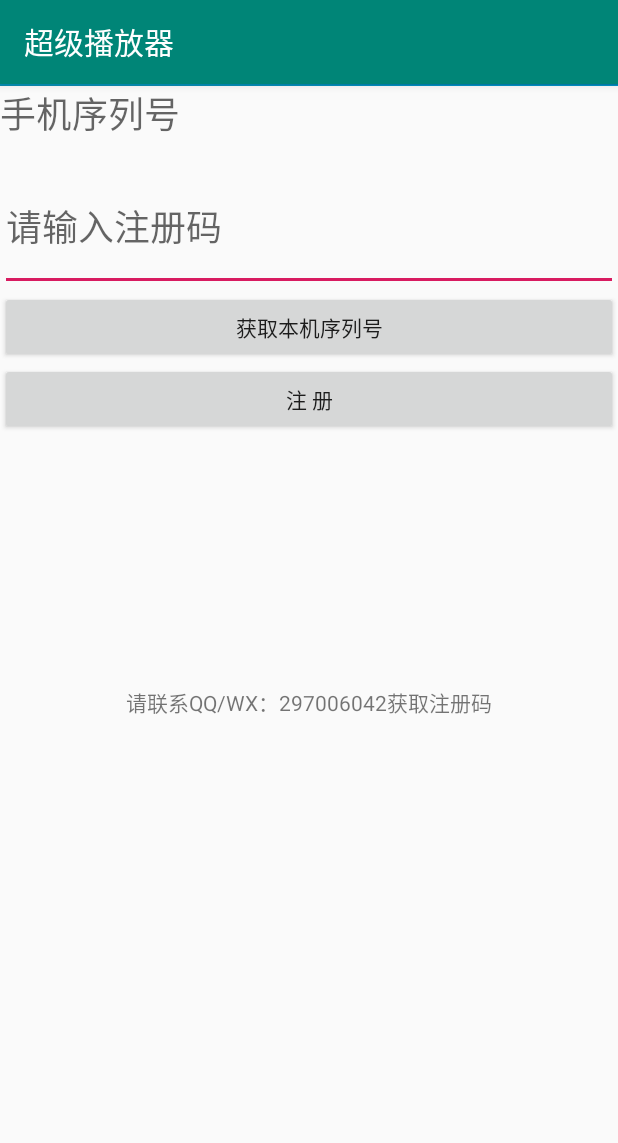
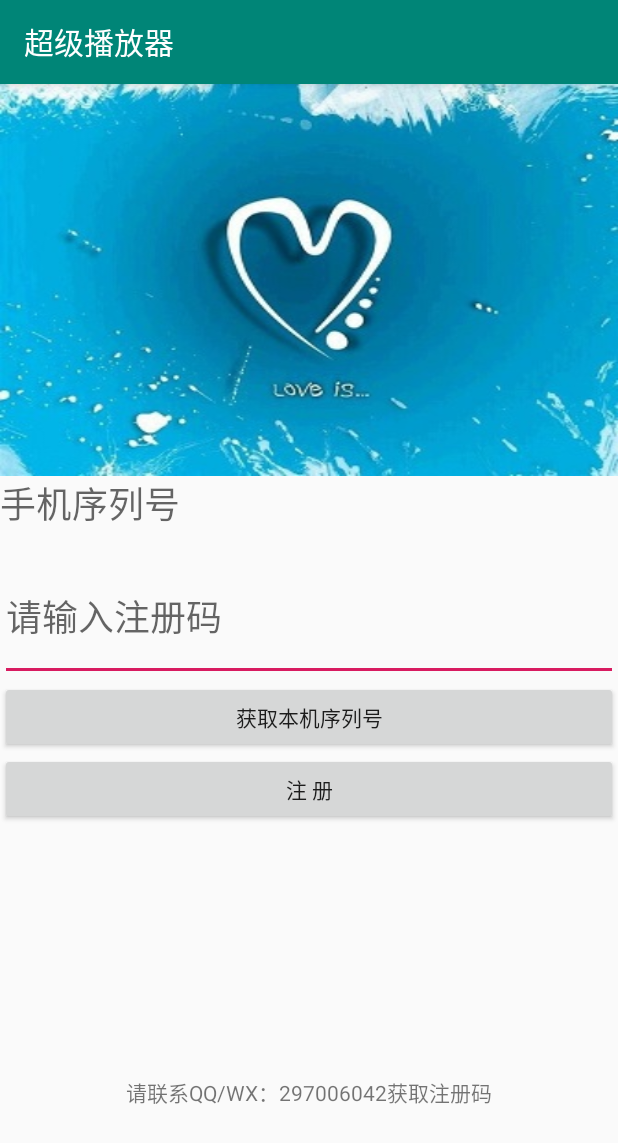
Before and after one commit to luozhensos110/Webvideopalyer, an Android app: the RegisterAcitivity screen opened directly, with no data from a screen before it, on a phone screen of 412 x 824 dp. Shown: the top 1143 px of the screen. Run offline under Robolectric (Android 15) with nearby library versions, the phone set to English and light mode, and no system bars.

```diff
--- a/app/src/main/res/layout/activity_register_acitivity.xml
+++ b/app/src/main/res/layout/activity_register_acitivity.xml
@@ -16,7 +16,7 @@
             android:layout_width="match_parent"
             android:layout_height="wrap_content"
             android:scaleType="fitXY"
-            app:srcCompat="@mipmap/reg"
+            app:srcCompat="@mipmap/reg_jpg"
             android:contentDescription="@string/register_pic" />
 
         <TextView
```
Also changed, not shown: app/src/main/res/mipmap-anydpi-v26/reg.jpg (deleted), app/src/main/res/mipmap/reg_jpg.jpg (added).
